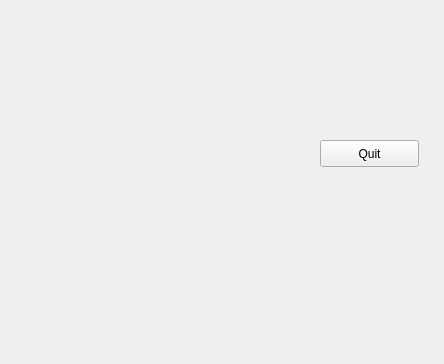
Above: GameOfLife/mainwindow.ui from atomic/OpenGL before the change. Below: the same form after it.
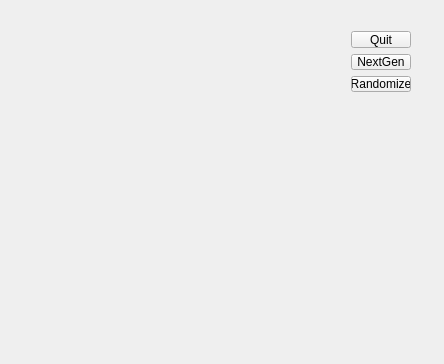
That is the form after the change.

The edit to the form file:
```diff
--- a/GameOfLife/mainwindow.ui
+++ b/GameOfLife/mainwindow.ui
@@ -14,28 +14,54 @@
    <string>MainWindow</string>
   </property>
   <widget class="QWidget" name="centralWidget">
-   <widget class="QPushButton" name="pushButton">
-    <property name="geometry">
-     <rect>
-      <x>320</x>
-      <y>140</y>
-      <width>99</width>
-      <height>27</height>
-     </rect>
-    </property>
-    <property name="text">
-     <string>Quit</string>
-    </property>
-   </widget>
    <widget class="QWidget" name="widget" native="true">
     <property name="geometry">
      <rect>
-      <x>60</x>
-      <y>90</y>
-      <width>231</width>
-      <height>191</height>
+      <x>0</x>
+      <y>0</y>
+      <width>331</width>
+      <height>361</height>
      </rect>
     </property>
+    <property name="sizePolicy">
+     <sizepolicy hsizetype="Maximum" vsizetype="Maximum">
+      <horstretch>0</horstretch>
+      <verstretch>0</verstretch>
+     </sizepolicy>
+    </property>
+   </widget>
+   <widget class="QWidget" name="">
+    <property name="geometry">
+     <rect>
+      <x>340</x>
+      <y>20</y>
+      <width>82</width>
+      <height>83</height>
+     </rect>
+    </property>
+    <layout class="QVBoxLayout" name="verticalLayout">
+     <item>
+      <widget class="QPushButton" name="pushButton">
+       <property name="text">
+        <string>Quit</string>
+       </property>
+      </widget>
+     </item>
+     <item>
+      <widget class="QPushButton" name="pushButton_2">
+       <property name="text">
+        <string>NextGen</string>
+       </property>
+      </widget>
+     </item>
+     <item>
+      <widget class="QPushButton" name="pushButton_3">
+       <property name="text">
+        <string>Randomize</string>
+       </property>
+      </widget>
+     </item>
+    </layout>
    </widget>
   </widget>
  </widget>
```
Left out of the diff: 19 changed lines with no effect on the pictures.
